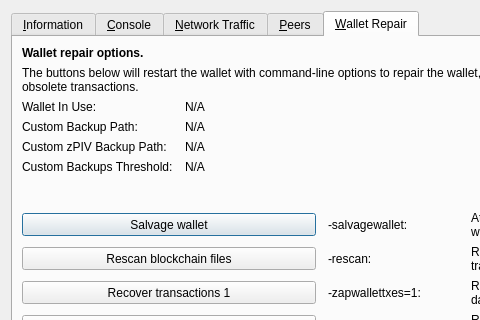
First picture: the form in src/qt/forms/rpcconsole.ui, repository SpecialCoins/bitcoincz, before the edit; both pictures show x 0 to 480 and y 0 to 320 of the 769 by 496 pixel window.
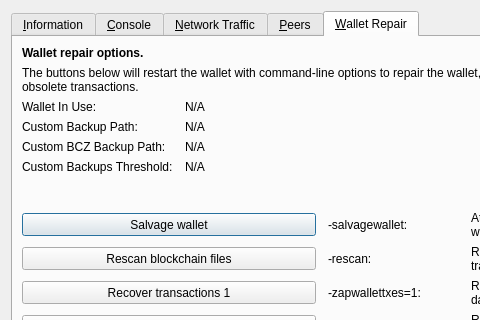
Second picture: the form after the edit. The open tabs and pages were chosen to show the change. Icons and pictures are not drawn. Custom widgets are drawn as their Qt base class.

```diff
--- a/src/qt/forms/rpcconsole.ui
+++ b/src/qt/forms/rpcconsole.ui
@@ -1328,12 +1328,12 @@
         </widget>
        </item>
        <item row="4" column="0">
-        <widget class="QLabel" name="wallet_customzpivbackuppath_label">
+        <widget class="QLabel" name="wallet_custombackuppath_label">
          <property name="visible">
           <bool>false</bool>
          </property>
          <property name="text">
-          <string>Custom zPIV Backup Path:</string>
+          <string>Custom BCZ Backup Path:</string>
          </property>
         </widget>
        </item>
```
Left out of the diff: 6 changed lines with no effect on the pictures.
